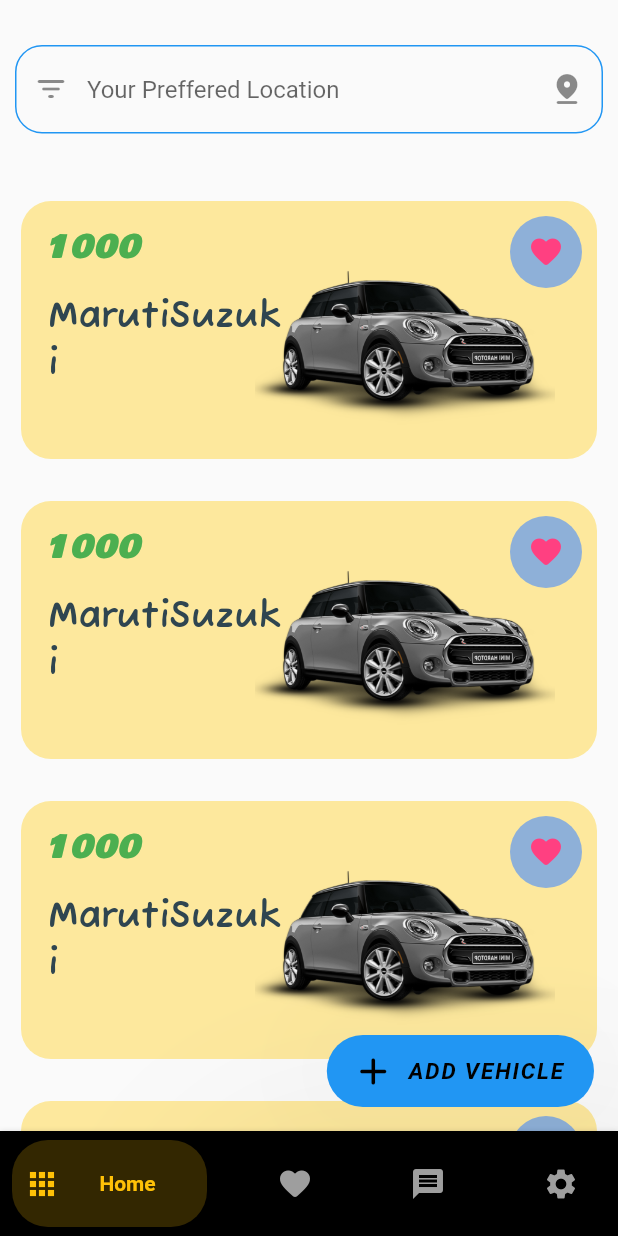
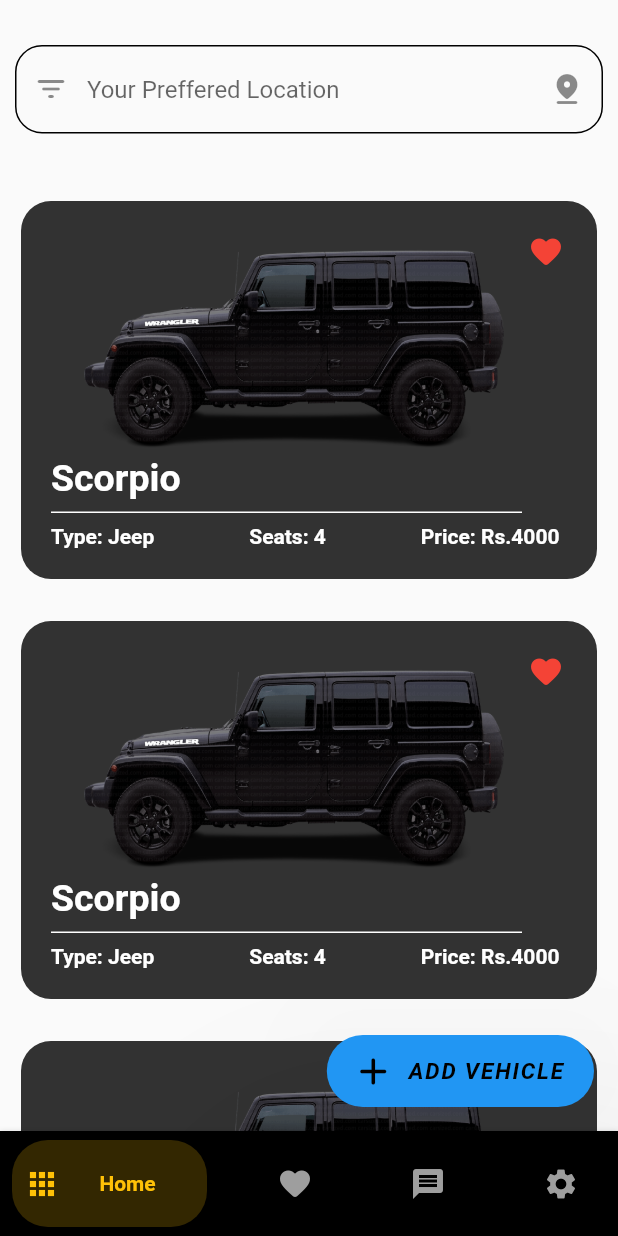
Before and after one commit to riiteeshh/Rental_App, a Flutter app: the screen it shows after launch, after a tap on "LOG IN", after a tap on the "favorite" icon, on a phone screen of 412 x 824 dp. Run offline on Flutter 3.47's test engine with Material 2 defaults, Android fonts, the phone set to English and light mode, and no system bars.

Commit message:
rental_app

```diff
--- a/lib/home_page.dart
+++ b/lib/home_page.dart
@@ -35,7 +35,7 @@
             size: 30,
           ),
           elevation: 80,
-          splashColor: Colors.amber,
+          splashColor: Colors.black,
           backgroundColor: Colors.blue,
           foregroundColor: Colors.black,
         ),
@@ -56,13 +56,13 @@
                       ),
                     ),
                     enabledBorder: OutlineInputBorder(
-                      borderSide: (BorderSide(width: 1.0, color: Colors.blue)),
+                      borderSide: (BorderSide(width: 1.0, color: Colors.black)),
                       borderRadius: BorderRadius.all(
                         Radius.circular(18),
                       ),
                     ),
                     focusedBorder: OutlineInputBorder(
-                      borderSide: (BorderSide(width: 1.0, color: Colors.amber)),
+                      borderSide: (BorderSide(width: 1.0, color: Colors.blue)),
                       borderRadius: BorderRadius.all(
                         Radius.circular(10),
                       ),
--- a/lib/login_screen.dart
+++ b/lib/login_screen.dart
@@ -23,7 +23,7 @@
             Expanded(
               flex: 1,
               child: Container(
-                color: Colors.amber,
+                color: Colors.blue.withOpacity(0.5),
                 child: Column(
                   mainAxisAlignment: MainAxisAlignment.center,
                   children: [
--- a/lib/main.dart
+++ b/lib/main.dart
@@ -38,7 +38,7 @@
 
     return SafeArea(
       child: Scaffold(
-        backgroundColor: Colors.amber,
+        backgroundColor: Colors.white.withOpacity(0.8),
         body: Column(
           mainAxisAlignment: MainAxisAlignment.center,
           children: <Widget>[
--- a/lib/new_card.dart
+++ b/lib/new_card.dart
@@ -6,25 +6,9 @@
   State<MyCard> createState() => _MyCardState();
 }
 
-bool fav = false;
-int fav_count = 0;
-
 class _MyCardState extends State<MyCard> {
-  void count() {
-    if (fav_count == 0) {
-      setState(() {
-        fav = true;
-        fav_count = 1;
-        print('true');
-      });
-    } else if (fav_count == 1) {
-      setState(() {
-        print('false');
-        fav = false;
-        fav_count = 0;
-      });
-    }
-  }
+  bool _fav = false;
+  int _fav_count = 0;
 
   @override
   Widget build(BuildContext context) {
@@ -33,87 +17,115 @@
       height: MediaQuery.of(context).size.height * 1,
       margin: EdgeInsets.only(top: 120),
       child: ListView.builder(
-        itemCount: 4,
+        itemCount: 10,
         itemBuilder: ((context, index) {
           return Container(
             width: double.infinity,
-            height: 180,
+            height: 260,
             margin: EdgeInsets.all(10),
             child: Card(
               shadowColor: Colors.red,
               elevation: 0,
-              color: Colors.amberAccent.withOpacity(0.5),
+              color: Colors.black.withOpacity(0.8),
               shape: RoundedRectangleBorder(
                 borderRadius: BorderRadius.circular(20),
               ),
+              child: InkWell(
+                enableFeedback: false,
+                splashColor: Colors.black,
+                onTap: () => print('Clicked'),
                 child: Stack(
                   children: <Widget>[
-                  Column(
-                    mainAxisAlignment: MainAxisAlignment.start,
-                    children: [
                     Container(
-                        margin: EdgeInsets.all(15),
-                        child: Row(
+                      margin: EdgeInsets.only(right: 20, top: 10),
+                      height: 155,
+                      alignment: Alignment.center,
+                      width: double.infinity,
+                      child: Image.asset('asset/images/jeep.png'),
+                    ),
+                    Container(
+                      width: double.infinity,
+                      margin: EdgeInsets.only(top: 150, left: 20),
+                      alignment: Alignment.centerLeft,
+                      child: Column(
+                        mainAxisAlignment: MainAxisAlignment.center,
+                        crossAxisAlignment: CrossAxisAlignment.stretch,
                         children: [
                           Text(
-                              '1000',
+                            'Scorpio',
+                            textAlign: TextAlign.left,
                             style: TextStyle(
-                                  color: Colors.green,
-                                  fontStyle: FontStyle.italic,
+                                fontStyle: FontStyle.normal,
                                 fontWeight: FontWeight.bold,
-                                  letterSpacing: 1.5,
-                                  fontSize: 20,
-                                  fontFamily: 'Bowlby'),
+                                color: Colors.white,
+                                fontSize: 25),
+                          ),
+                          Divider(
+                            color: Colors.white,
+                            endIndent: 50,
+                            thickness: 1,
+                          ),
+                          Row(
+                            mainAxisAlignment: MainAxisAlignment.spaceBetween,
+                            children: [
+                              Text(
+                                'Type: Jeep',
+                                style: TextStyle(
+                                    color: Colors.white,
+                                    fontStyle: FontStyle.normal,
+                                    fontWeight: FontWeight.bold),
+                              ),
+                              Text(
+                                'Seats: 4',
+                                style: TextStyle(
+                                    color: Colors.white,
+                                    fontWeight: FontWeight.bold),
+                              ),
+                              Container(
+                                margin: EdgeInsets.only(right: 25),
+                                child: Text(
+                                  'Price: Rs.4000',
+                                  style: TextStyle(
+                                      color: Colors.white,
+                                      fontWeight: FontWeight.bold),
+                                ),
+                              ),
+                            ],
                           )
                         ],
                       ),
                     ),
                     Container(
-                        alignment: Alignment.topLeft,
-                        height: 85,
-                        width: 160,
-                        margin: EdgeInsets.only(right: 188),
-                        child: Text(
-                          'MarutiSuzuki',
-                          style: TextStyle(
-                              fontFamily: 'FuzzybubblesBold',
-                              fontSize: 25,
-                              fontWeight: FontWeight.bold,
-                              color: Color.fromARGB(255, 47, 69, 80)),
+                      margin: EdgeInsets.all(10),
+                      alignment: Alignment.topRight,
+                      child: IconButton(
+                        color:
+                            _fav ? Colors.red : Colors.white.withOpacity(0.5),
+                        highlightColor:
+                            _fav ? Colors.white.withOpacity(0.5) : Colors.red,
+                        splashColor:
+                            _fav ? Colors.red : Colors.white.withOpacity(0.5),
+                        onPressed: () {
+                          if (_fav_count == 0) {
+                            setState(() {
+                              _fav = true;
+                              _fav_count++;
+                              print('true');
+                            });
+                          } else if (_fav_count == 1) {
+                            setState(() {
+                              print('false');
+                              _fav = false;
+                              _fav_count--;
+                            });
+                          }
+                        },
+                        icon: Icon(Icons.favorite_rounded),
+                        enableFeedback: false,
                       ),
                     ),
                   ],
                 ),
-                  Container(
-                    margin: EdgeInsets.only(left: 156, top: 10),
-                    height: 155,
-                    alignment: Alignment.bottomCenter,
-                    width: 200,
-                    child: Image.asset('asset/images/car.png'),
-                  ),
-                  Container(
-                    margin: EdgeInsets.all(10),
-                    alignment: Alignment.topRight,
-                    child: Container(
-                      decoration: BoxDecoration(
-                        shape: BoxShape.circle,
-                        color: fav
-                            ? Colors.blueAccent.withOpacity(0.6)
-                            : Colors.red.withOpacity(0.1),
-                      ),
-                      child: IconButton(
-                        color: fav
-                            ? Colors.pinkAccent
-                            : Colors.white.withOpacity(1),
-                        highlightColor: fav ? Colors.white : Colors.pink,
-                        splashColor: fav ? Colors.pink : Colors.white,
-                        onPressed: count,
-                        icon: Icon(Icons.favorite_rounded),
-                        enableFeedback: false,
-                      ),
-                    ),
-                  ),
-                ],
               ),
             ),
           );
--- a/lib/new_vehicle.dart
+++ b/lib/new_vehicle.dart
@@ -2,6 +2,7 @@
 import 'package:rental_app/home_page.dart';
 import 'package:rental_app/new_card.dart';
 import './new_entry.dart';
+import './tabs_screen.dart';
 import './new_card.dart';
 
 class NewVehicle extends StatefulWidget {
@@ -50,7 +51,7 @@
   @override
   Widget build(BuildContext context) {
     return Scaffold(
-      backgroundColor: Colors.amber,
+      backgroundColor: Colors.white.withOpacity(0.8),
       resizeToAvoidBottomInset: false,
       body: SafeArea(
         child: Column(
@@ -298,6 +299,6 @@
     addEntries(modelname.text, price.text, type.text, mobilenumber.text,
         vehiclenumber.text, location.text);
     return Navigator.push(
-        context, MaterialPageRoute(builder: (context) => HomePage()));
+        context, MaterialPageRoute(builder: (context) => MyHomePage()));
   }
 }
--- a/lib/tabs_screen.dart
+++ b/lib/tabs_screen.dart
@@ -15,7 +15,7 @@
   final _inactiveColor = Colors.grey;
   @override
   Widget build(BuildContext context) {
-    final List<NewEntry> ent;
+    //final List<NewEntry> ent;
     return Scaffold(
         // appBar: AppBar(
         //   automaticallyImplyLeading: false,
```
Also changed, not shown: asset/fonts/Oswald.ttf (added), asset/images/car.png, asset/images/jeep.png, asset/images/suv.png. Lines whose indentation alone changed are shown as unchanged.
